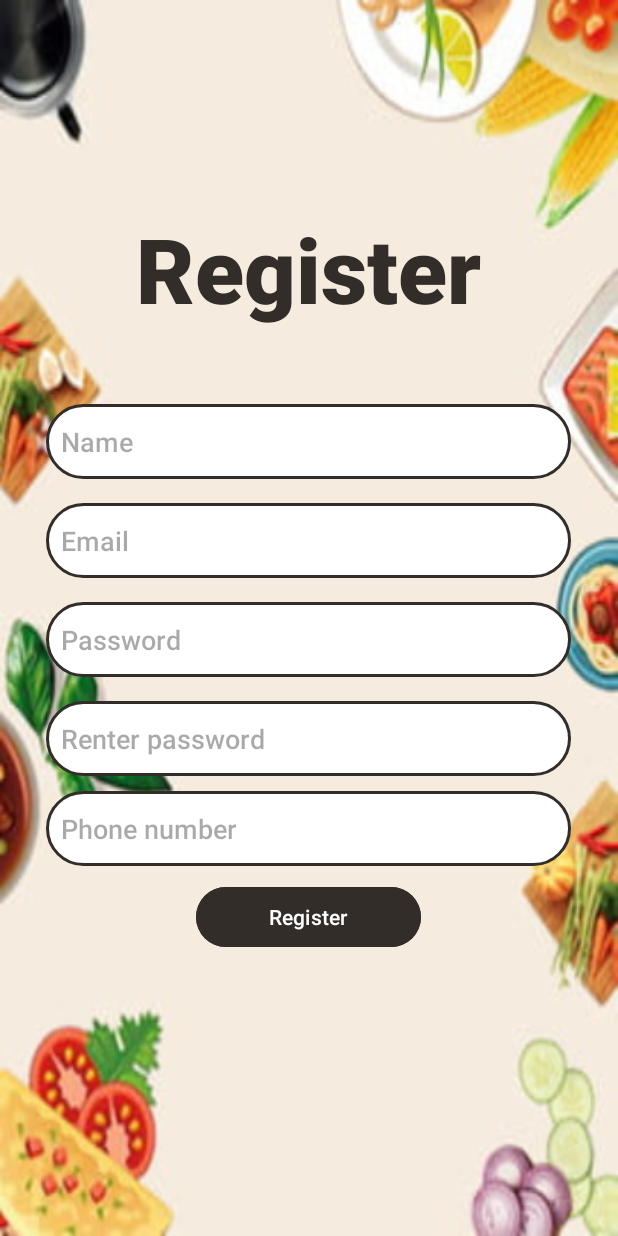
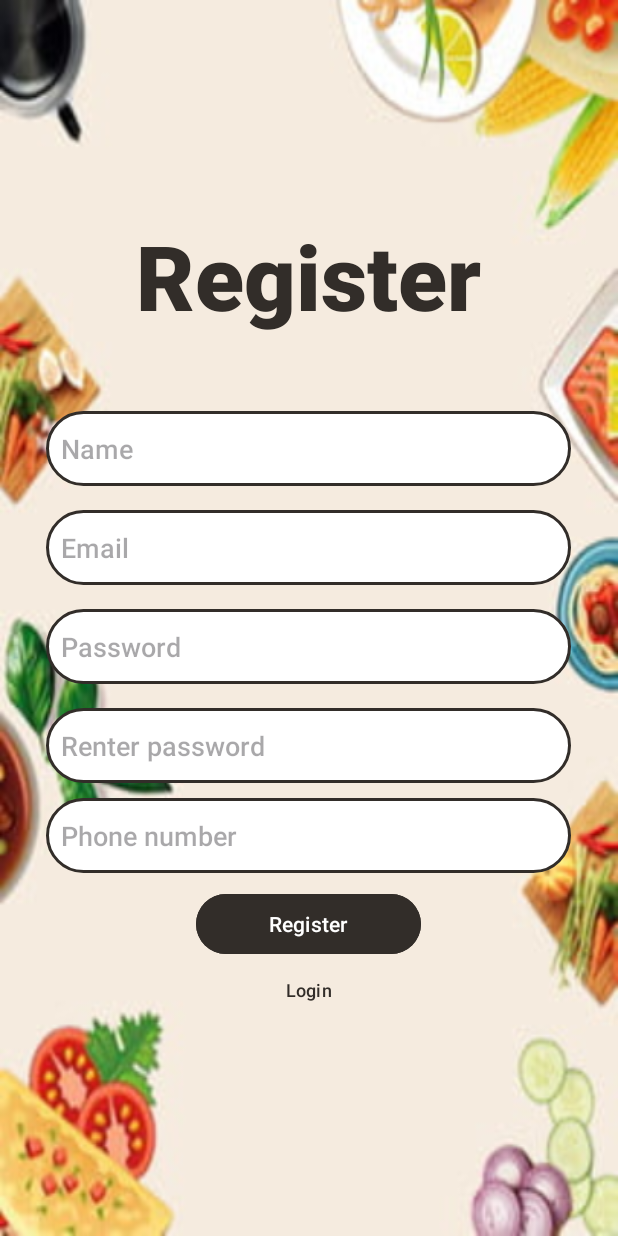
Before and after one commit to Niv-Ro/Food_shopping_app, an Android app: the Register_page screen opened through its navigation route, on a phone screen of 412 x 824 dp. Run offline under Robolectric (Android 15) with nearby library versions, the phone set to English and light mode, and no system bars; our stand-ins replace Firebase (no records; nobody signed in at launch, a user with empty details on screens opened directly).

Commit message:
version 1.1

```diff
--- a/app/src/main/java/com/example/my_second_application/fragments/Register_page.java
+++ b/app/src/main/java/com/example/my_second_application/fragments/Register_page.java
@@ -67,6 +67,7 @@ public class Register_page extends Fragment {
         // Inflate the layout for this fragment
         View view = inflater.inflate(R.layout.register_page, container, false);
         Button button_Register = view.findViewById(R.id.reg_register_button);
+        Button button_Login_Page = view.findViewById(R.id.register_log_button);
 
         button_Register.setOnClickListener(new View.OnClickListener() {
             @Override
@@ -91,6 +92,13 @@ public class Register_page extends Fragment {
 
             }
         });
+
+        button_Login_Page.setOnClickListener(new View.OnClickListener() {
+            @Override
+            public void onClick(View v) {
+                Navigation.findNavController(view).navigate(R.id.action_register_to_login);
+            }
+        });
         return view;
     }
 }
--- a/app/src/main/res/layout/register_page.xml
+++ b/app/src/main/res/layout/register_page.xml
@@ -82,10 +82,19 @@
         android:id="@+id/reg_register_button"
         android:layout_width="150dp"
         android:layout_height="wrap_content"
-        android:layout_marginBottom="50dp"
         android:backgroundTint="#322D29"
         android:fontFamily="sans-serif-medium"
         android:text="Register"
         android:textColor="#FFFFFF" />
 
+    <Button
+        android:id="@+id/register_log_button"
+        android:layout_width="150dp"
+        android:layout_height="40dp"
+        android:backgroundTint="#00322D29"
+        android:fontFamily="sans-serif-medium"
+        android:text="Login"
+        android:textColor="#322D29"
+        android:textSize="12dp" />
+
 </LinearLayout>
```
